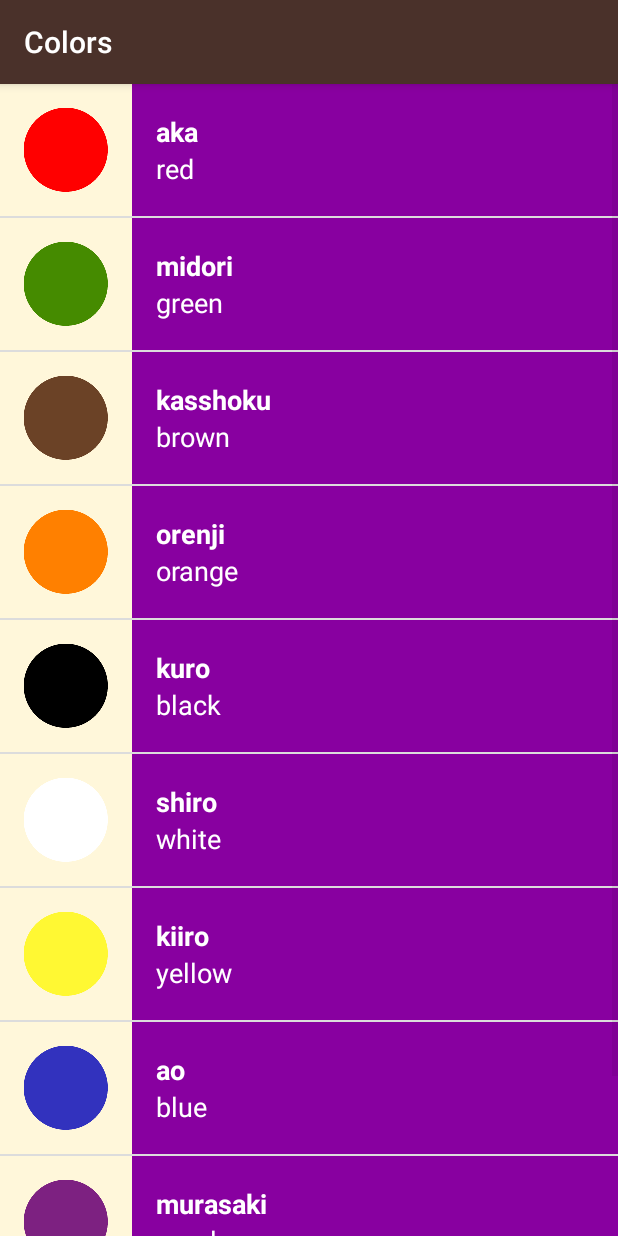
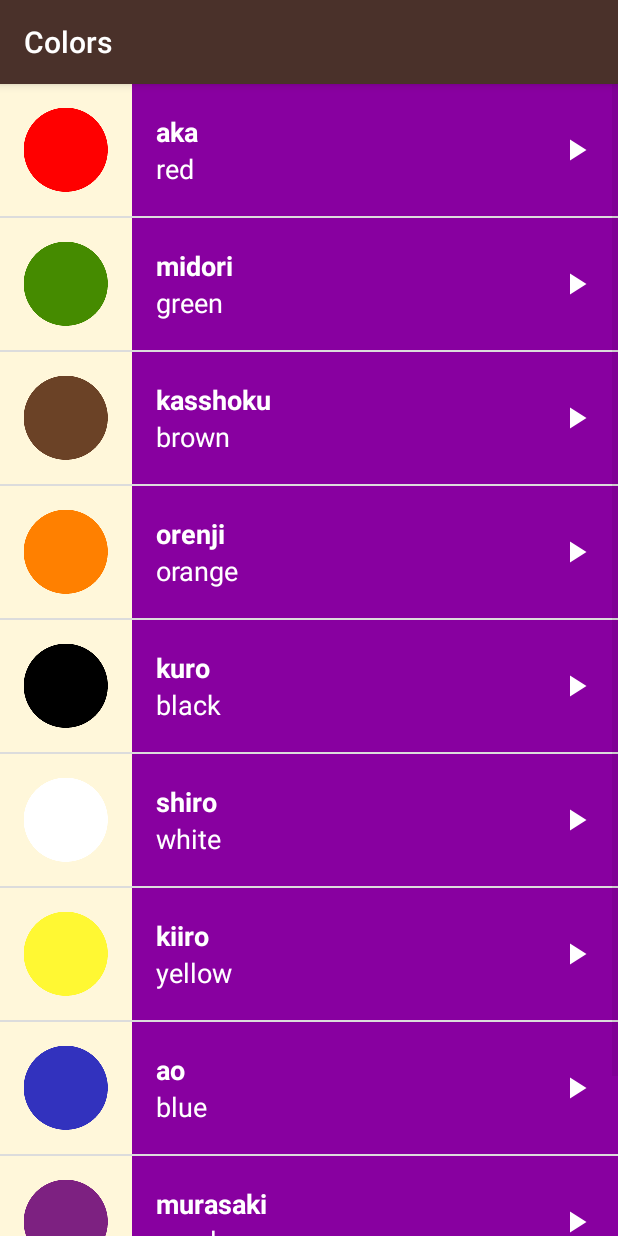
Before and after one commit to mjuliag/android-language-app, an Android app: the ColorsActivity screen opened directly, with no data from a screen before it, on a phone screen of 412 x 824 dp. Run offline under Robolectric (Android 15) with nearby library versions, the phone set to English and light mode, and no system bars.

Commit message:
play button and visual feedback stuff

```diff
--- a/app/src/main/java/com/example/android/japanese/Word.java
+++ b/app/src/main/java/com/example/android/japanese/Word.java
@@ -39,14 +39,15 @@ public class Word {
         japaneseTranslations = japaneseTranslation;
         audioFileId = audioFileIds;
 
+    }
 
-    }
 
     public Word(String defaultTranslation, String japaneseTranslation, int imageResourceId, int audioFileIds) {
         defaultTranslations = defaultTranslation;
         japaneseTranslations = japaneseTranslation;
         imageResourceIds = imageResourceId;
         audioFileId = audioFileIds;
+
     }
 
     /**
@@ -78,4 +79,5 @@ public class Word {
     public int getAudioFileId() {
         return audioFileId;
     }
+
 }
--- a/app/src/main/res/layout/list_item.xml
+++ b/app/src/main/res/layout/list_item.xml
@@ -1,22 +1,25 @@
 <?xml version="1.0" encoding="utf-8"?>
-<LinearLayout xmlns:android="http://schemas.android.com/apk/res/android"
+<RelativeLayout xmlns:android="http://schemas.android.com/apk/res/android"
     xmlns:tools="http://schemas.android.com/tools"
+    android:id="@+id/view"
     android:layout_width="match_parent"
-    android:layout_height="wrap_content"
+    android:layout_height="@dimen/list_item_height"
     android:background="@color/tan_background"
-    android:minHeight="@dimen/list_item_height"
-    android:orientation="horizontal"
-    android:id="@+id/view">
+    android:minHeight="@dimen/list_item_height">
 
     <ImageView
         android:id="@+id/image_view"
         android:layout_width="@dimen/list_item_height"
         android:layout_height="@dimen/list_item_height" />
 
-    <LinearLayout
+    <RelativeLayout
         android:id="@+id/text_container"
-        android:layout_width="match_parent"
-        android:layout_height="match_parent"
+        android:layout_width="wrap_content"
+        android:layout_height="@dimen/list_item_height"
+        android:layout_alignParentBottom="true"
+        android:layout_alignParentRight="true"
+        android:layout_alignParentTop="true"
+        android:layout_toRightOf="@id/image_view"
         android:orientation="vertical"
         android:paddingLeft="16sp">
 
@@ -24,8 +27,8 @@
             android:id="@+id/japanese_text_view"
             android:layout_width="match_parent"
             android:layout_height="wrap_content"
-            android:height="0dp"
             android:layout_weight="1"
+            android:height="44dp"
             android:gravity="bottom"
             android:textAppearance="?android:textAppearanceMedium"
             android:textColor="@android:color/white"
@@ -36,13 +39,21 @@
             android:id="@+id/default_text_view"
             android:layout_width="match_parent"
             android:layout_height="wrap_content"
-            android:height="0dp"
-            android:layout_weight="1"
+            android:layout_below="@id/japanese_text_view"
+            android:height="44dp"
             android:gravity="top"
             android:textAppearance="?android:textAppearanceMedium"
             android:textColor="@android:color/white"
             tools:text="one" />
 
-    </LinearLayout>
+    </RelativeLayout>
 
-</LinearLayout>
+    <ImageView
+        android:layout_width="24dp"
+        android:layout_height="24dp"
+        android:layout_alignParentRight="true"
+        android:layout_centerVertical="true"
+        android:layout_marginRight="16dp"
+        android:src="@drawable/ic_play_arrow_white_24dp" />
+
+</RelativeLayout>
--- a/app/src/main/res/layout/words_list.xml
+++ b/app/src/main/res/layout/words_list.xml
@@ -1,8 +1,9 @@
 <?xml version="1.0" encoding="utf-8"?>
 <ListView xmlns:android="http://schemas.android.com/apk/res/android"
-xmlns:tools="http://schemas.android.com/tools"
-android:id="@+id/list"
-android:orientation="vertical"
-android:layout_width="match_parent"
-android:layout_height="match_parent"
-tools:context="com.example.android.japanese.NumbersActivity"/>
+    xmlns:tools="http://schemas.android.com/tools"
+    android:id="@+id/list"
+    android:layout_width="match_parent"
+    android:layout_height="match_parent"
+    android:drawSelectorOnTop="true"
+    android:orientation="vertical"
+    tools:context="com.example.android.japanese.NumbersActivity" />
```
Also changed, not shown: app/src/main/res/layout/activity_main.xml (+29 -19 lines), app/src/main/res/drawable-hdpi/ic_play_arrow_white_24dp.png (added), app/src/main/res/drawable-mdpi/ic_play_arrow_white_24dp.png (added), app/src/main/res/drawable-xhdpi/ic_play_arrow_white_24dp.png (added), app/src/main/res/drawable-xxhdpi/ic_play_arrow_white_24dp.png (added), app/src/main/res/drawable-xxxhdpi/ic_play_arrow_white_24dp.png (added).
